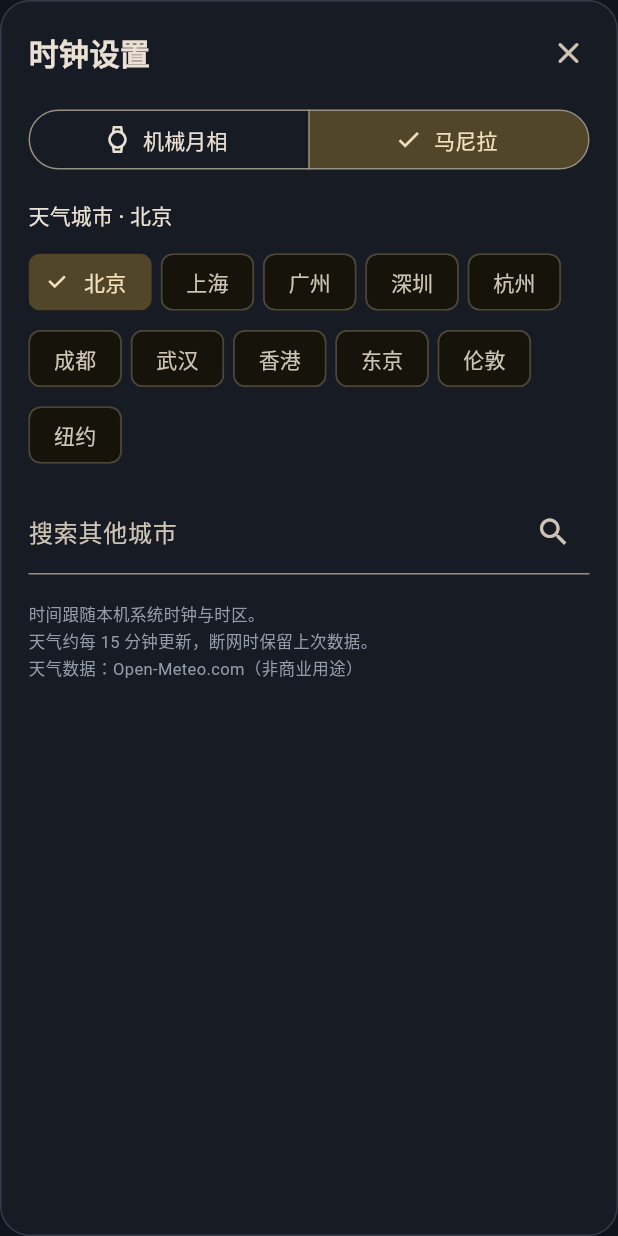
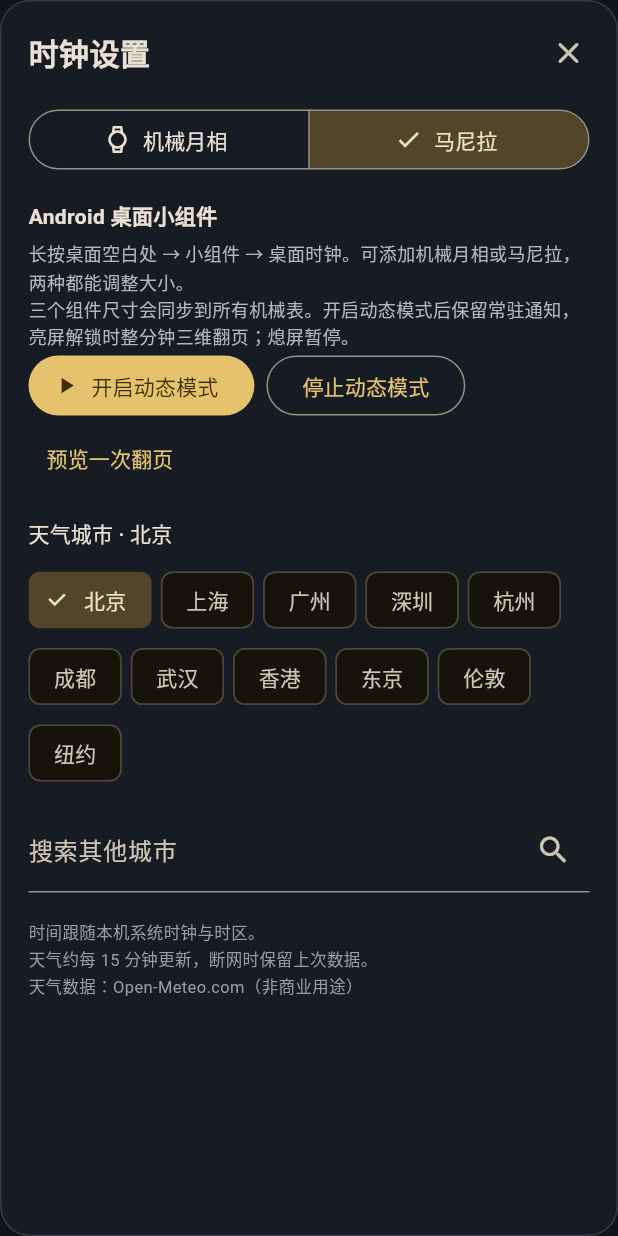
Before and after one commit to roy-xiong/widget, a Flutter app: the screen it shows after launch, after a tap on the "swap horiz" icon, after a tap on the "tune" icon, on a phone screen of 412 x 824 dp. Run offline on Flutter 3.47's test engine with Material 3 defaults, Android fonts, the phone set to English and light mode, and no system bars; network calls fail.

Commit message:
feat: add Android dynamic clock widgets and real-host APK pipeline

```diff
--- a/lib/platform/widget_sync_service.dart
+++ b/lib/platform/widget_sync_service.dart
@@ -7,13 +7,24 @@ import 'package:flutter/services.dart';
 import '../domain/clock_settings.dart';
 import '../ui/clock_dial.dart';
 
-/// iOS 小组件底图同步。滑杆连续变化先合并，绘图进行期间仅保留最后一次设置。
+/// iOS / Android 小组件底图同步。连续滑杆变化合并，绘图期间仅保留最后一次设置。
 /// 设置与可选底图一次提交，原生端写盘成功后才刷新；只缓存 PNG，绝不跳过月相/日历设置。
 class WidgetSyncService {
   static const MethodChannel _channel = MethodChannel(
     'com.xiongjian.widget/widgets',
   );
-  bool get supported => !kIsWeb && defaultTargetPlatform == TargetPlatform.iOS;
+  bool get supported =>
+      !kIsWeb &&
+      (defaultTargetPlatform == TargetPlatform.iOS ||
+          defaultTargetPlatform == TargetPlatform.android);
+
+  /// 用户在前台明确开启 Android 动态模式；原生负责通知和服务生命周期。
+  Future<void> androidAnimation(String action) async {
+    if (!kIsWeb && defaultTargetPlatform == TargetPlatform.android) {
+      await _channel.invokeMethod<void>(action);
+    }
+  }
+
   Timer? _timer;
   ClockSettings? _pending;
   bool _running = false, _disposed = false;
--- a/lib/ui/settings_view.dart
+++ b/lib/ui/settings_view.dart
@@ -196,6 +196,43 @@ class _SettingsViewState extends State<SettingsView> {
                   ),
                   const SizedBox(height: 16),
                 ],
+                if (Theme.of(context).platform ==
+                    TargetPlatform.android) ...<Widget>[
+                  const Text(
+                    'Android 桌面小组件',
+                    style: TextStyle(fontWeight: FontWeight.w600),
+                  ),
+                  const SizedBox(height: 6),
+                  const Text(
+                    '长按桌面空白处 → 小组件 → 桌面时钟。可添加机械月相或马尼拉，两种都能调整大小。\n三个组件尺寸会同步到所有机械表。开启动态模式后保留常驻通知，亮屏解锁时整分钟三维翻页；熄屏暂停。',
+                    style: TextStyle(
+                      fontSize: 12,
+                      color: Color(0xFFB0B8C6),
+                      height: 1.5,
+                    ),
+                  ),
+                  Wrap(
+                    spacing: 8,
+                    children: <Widget>[
+                      FilledButton.icon(
+                        onPressed: () =>
+                            unawaited(_animation('startAnimations')),
+                        icon: const Icon(Icons.play_arrow),
+                        label: const Text('开启动态模式'),
+                      ),
+                      OutlinedButton(
+                        onPressed: () =>
+                            unawaited(_animation('stopAnimations')),
+                        child: const Text('停止动态模式'),
+                      ),
+                      TextButton(
+                        onPressed: () => unawaited(_animation('previewFlip')),
+                        child: const Text('预览一次翻页'),
+                      ),
+                    ],
+                  ),
+                  const SizedBox(height: 16),
+                ],
                 Text(
                   '天气城市 · ${settings.city.name}',
                   style: Theme.of(context).textTheme.titleSmall,
@@ -293,6 +330,24 @@ class _SettingsViewState extends State<SettingsView> {
     );
   }
 
+  /// 通道失败只更新仍然附着的页面，不让原生服务异常冒泡成未处理 Future。
+  Future<void> _animation(String action) async {
+    try {
+      await widget.controller.widgets?.androidAnimation(action);
+      if (mounted) {
+        ScaffoldMessenger.maybeOf(context)?.showSnackBar(
+          SnackBar(
+            content: Text(
+              action == 'stopAnimations' ? '动态模式已停止' : '动态模式已开启，可返回桌面查看',
+            ),
+          ),
+        );
+      }
+    } catch (_) {
+      if (mounted) setState(() => _message = '动态模式启动失败，请在 App 前台重试');
+    }
+  }
+
   /// 50%～150% 以默认布局为基准，滑动时即时预览并沿用 Controller 的有序持久化。
   Widget _sizeSlider(String name, double value, ValueChanged<double> change) =>
       Column(
--- a/pubspec.yaml
+++ b/pubspec.yaml
@@ -1,7 +1,7 @@
 name: desktop_clock
 description: '机械月相表盘与 Manila 翻页天气时钟。'
 publish_to: none
-version: 1.1.2+1
+version: 1.2.0+1
 environment:
   sdk: ^3.12.2
 dependencies:
--- a/toolchain.json
+++ b/toolchain.json
@@ -9,6 +9,6 @@
     "java": "17",
     "minSdk": 24
   },
-  "platforms": ["macos", "ios"],
-  "note": "首版 Apple 两端不使用 Android NDK；记录 BBK 基线供未来 Android 工程沿用。"
+  "platforms": ["macos", "ios", "android"],
+  "note": "Android 沿用 BBK 基线；Android 12 桌面动态小组件使用系统宿主与用户开启的前台服务。"
 }
```
Also changed, not shown: 60 other files.
